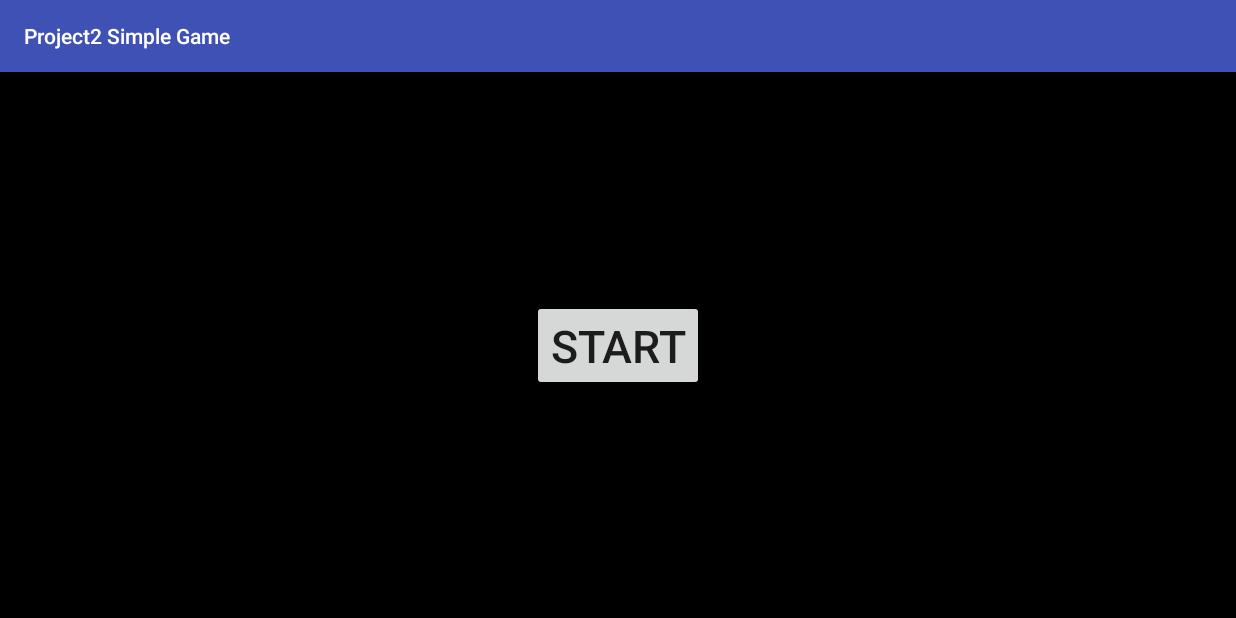
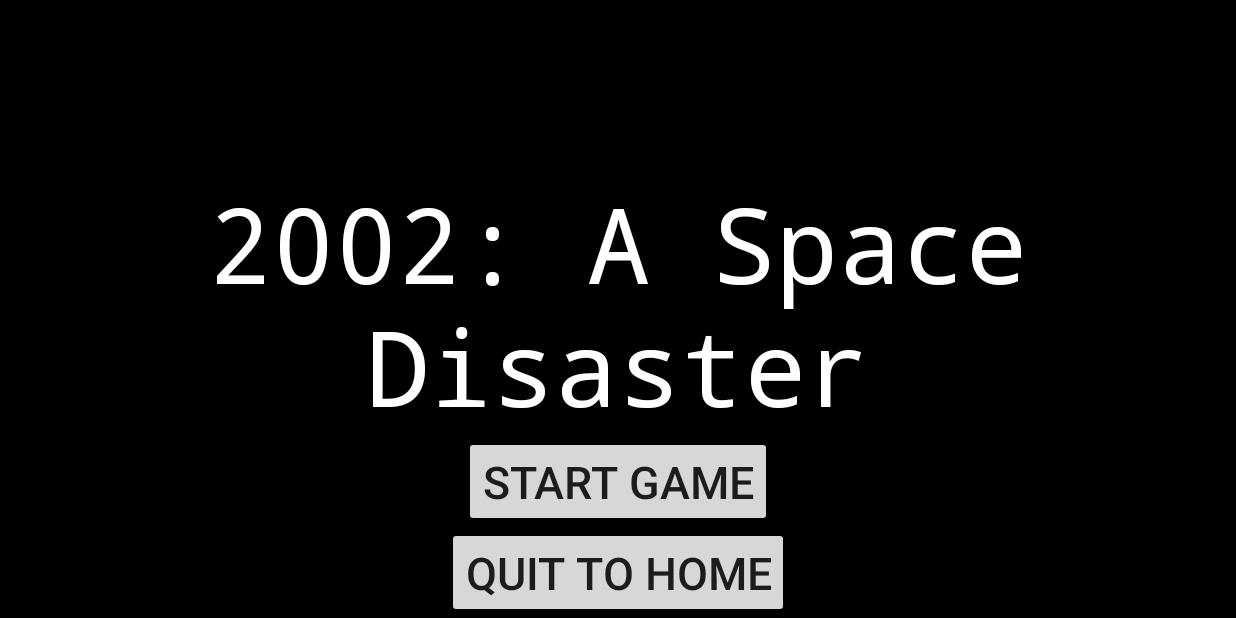
Before and after one commit to Aaron-Signer/SimpleSpaceGame, an Android app: the screen it shows after launch (GameMenu), on a phone screen of 824 x 412 dp (held sideways). Run offline under Robolectric (Android 15) with nearby library versions, the phone set to English and light mode, and no system bars.

Commit message:
Added more to start menu, working on pause button

```diff
--- a/app/src/main/java/com/bignerdranch/android/project2simplegame/GameMenu.java
+++ b/app/src/main/java/com/bignerdranch/android/project2simplegame/GameMenu.java
@@ -5,20 +5,21 @@ import android.content.Intent;
 import android.support.v7.app.AppCompatActivity;
 import android.os.Bundle;
 import android.view.View;
-import android.view.Window;
-import android.view.WindowManager;
 import android.widget.Button;
 
 public class GameMenu extends AppCompatActivity {
 
     private Button startGame;
+    private Button quit;
 
     @Override
     protected void onCreate(Bundle savedInstanceState) {
         super.onCreate(savedInstanceState);
-        this.requestWindowFeature(Window.FEATURE_NO_TITLE);
-        this.getWindow().setFlags(WindowManager.LayoutParams.FLAG_FULLSCREEN, WindowManager.LayoutParams.FLAG_FULLSCREEN);
         setContentView(R.layout.activity_game_menu);
+        View decorView = getWindow().getDecorView();
+        int uiOptions = View.SYSTEM_UI_FLAG_HIDE_NAVIGATION
+                | View.SYSTEM_UI_FLAG_FULLSCREEN;
+        decorView.setSystemUiVisibility(uiOptions);
 
         startGame = findViewById(R.id.start);
         startGame.setOnClickListener(new View.OnClickListener() {
@@ -28,6 +29,15 @@ public class GameMenu extends AppCompatActivity {
                 startActivity(gameIntent);
                 overridePendingTransition(0, 0);
                 finish();
+            }
+        });
+
+        quit = findViewById(R.id.quit);
+        quit.setOnClickListener(new View.OnClickListener() {
+            @Override
+            public void onClick(View view) {
+                finish();
+                System.exit(0);
             }
         });
 
--- a/app/src/main/java/com/bignerdranch/android/project2simplegame/MainActivity.java
+++ b/app/src/main/java/com/bignerdranch/android/project2simplegame/MainActivity.java
@@ -7,8 +7,8 @@ import android.support.v7.app.AppCompatActivity;
 import android.view.MotionEvent;
 import android.view.TextureView;
 import android.view.View;
-import android.view.Window;
-import android.view.WindowManager;
+import android.widget.Button;
+
 
 import io.github.controlwear.virtual.joystick.android.JoystickView;
 
@@ -65,9 +65,11 @@ public class MainActivity extends AppCompatActivity {
     @Override
     protected void onCreate(Bundle savedInstanceState) {
         super.onCreate(savedInstanceState);
-        this.requestWindowFeature(Window.FEATURE_NO_TITLE);
-        this.getWindow().setFlags(WindowManager.LayoutParams.FLAG_FULLSCREEN, WindowManager.LayoutParams.FLAG_FULLSCREEN);
         setContentView(R.layout.activity_main2);
+        View decorView = getWindow().getDecorView();
+        int uiOptions = View.SYSTEM_UI_FLAG_HIDE_NAVIGATION
+                | View.SYSTEM_UI_FLAG_FULLSCREEN;
+        decorView.setSystemUiVisibility(uiOptions);
         BitmapRepo.getInstance().setContext(this);
         textureView = findViewById(R.id.texture_view);
         textureView.setSurfaceTextureListener(textureListener);
--- a/app/src/main/java/com/bignerdranch/android/project2simplegame/SplashScreen.java
+++ b/app/src/main/java/com/bignerdranch/android/project2simplegame/SplashScreen.java
@@ -6,8 +6,7 @@ import android.os.Handler;
 import android.support.v7.app.AppCompatActivity;
 import android.os.Bundle;
 import android.view.View;
-import android.view.Window;
-import android.view.WindowManager;
+
 
 public class SplashScreen extends AppCompatActivity {
 
@@ -16,9 +15,11 @@ public class SplashScreen extends AppCompatActivity {
     @Override
     protected void onCreate(Bundle savedInstanceState) {
         super.onCreate(savedInstanceState);
-        this.requestWindowFeature(Window.FEATURE_NO_TITLE);
-        this.getWindow().setFlags(WindowManager.LayoutParams.FLAG_FULLSCREEN, WindowManager.LayoutParams.FLAG_FULLSCREEN);
         setContentView(R.layout.activity_splash_screen);
+        View decorView = getWindow().getDecorView();
+        int uiOptions = View.SYSTEM_UI_FLAG_HIDE_NAVIGATION
+                | View.SYSTEM_UI_FLAG_FULLSCREEN;
+        decorView.setSystemUiVisibility(uiOptions);
         new Handler().postDelayed(new Runnable() {
             @Override
             public void run() {
--- a/app/src/main/java/com/bignerdranch/android/project2simplegame/World.java
+++ b/app/src/main/java/com/bignerdranch/android/project2simplegame/World.java
@@ -21,8 +21,8 @@ class World {
     public World()
     {
         sprites = new ArrayList<>();
-       player = new PlayerSprite(new Vec2d(0,0));
-       sprites.add(player);
+        player = new PlayerSprite(new Vec2d(0,0));
+        sprites.add(player);
     }
 
     public void tick(double dt) {
--- a/app/src/main/res/layout/activity_game_menu.xml
+++ b/app/src/main/res/layout/activity_game_menu.xml
@@ -1,22 +1,39 @@
 <?xml version="1.0" encoding="utf-8"?>
-<android.support.constraint.ConstraintLayout xmlns:android="http://schemas.android.com/apk/res/android"
-    xmlns:app="http://schemas.android.com/apk/res-auto"
+<RelativeLayout xmlns:android="http://schemas.android.com/apk/res/android"
     xmlns:tools="http://schemas.android.com/tools"
     android:layout_width="match_parent"
     android:layout_height="match_parent"
     tools:context="com.bignerdranch.android.project2simplegame.GameMenu"
-    android:background="@color/BLACK">
+    android:background="@color/BLACK"
+    android:gravity="bottom"
+    android:orientation="vertical">
 
-    <Button
-        android:id="@+id/start"
-        android:layout_width="wrap_content"
+    <LinearLayout
+        android:layout_width="match_parent"
         android:layout_height="wrap_content"
-        android:text="START"
-        android:textSize="30sp"
-        app:layout_constraintTop_toTopOf="parent"
-        app:layout_constraintBottom_toBottomOf="parent"
-        app:layout_constraintStart_toStartOf="parent"
-        app:layout_constraintEnd_toEndOf="parent"
-        />
+        android:orientation="vertical"
+        android:gravity="center">
+        <TextView
+            android:layout_width="wrap_content"
+            android:layout_height="wrap_content"
+            android:text="@string/app_name"
+            android:textSize="70sp"
+            android:textColor="@color/WHITE"
+            android:fontFamily="monospace"
+            android:textAlignment="center"/>
+        <Button
+            android:id="@+id/start"
+            android:layout_width="wrap_content"
+            android:layout_height="wrap_content"
+            android:text="@string/start_button"
+            android:textSize="30sp"/>
+        <Button
+            android:id="@+id/quit"
+            android:layout_width="wrap_content"
+            android:layout_height="wrap_content"
+            android:text="@string/quit_button"
+            android:textSize="30sp"
+            android:layout_centerInParent="true"/>
+    </LinearLayout>
 
-</android.support.constraint.ConstraintLayout>
+</RelativeLayout>
--- a/app/src/main/res/layout/activity_splash_screen.xml
+++ b/app/src/main/res/layout/activity_splash_screen.xml
@@ -3,15 +3,20 @@
     xmlns:tools="http://schemas.android.com/tools"
     android:layout_width="match_parent"
     android:layout_height="match_parent"
+    xmlns:app="http://schemas.android.com/apk/res-auto"
     android:background="@color/BLACK"
     tools:context="com.bignerdranch.android.project2simplegame.SplashScreen">
 
     <TextView
         android:layout_width="wrap_content"
         android:layout_height="wrap_content"
-        android:text="hi welcome to our game"
+        android:text="@string/splash"
         android:textSize="50sp"
         android:textColor="@color/WHITE"
-        android:gravity="center_vertical"/>
+        android:gravity="center_vertical"
+        app:layout_constraintTop_toTopOf="parent"
+        app:layout_constraintBottom_toBottomOf="parent"
+        app:layout_constraintStart_toStartOf="parent"
+        app:layout_constraintEnd_toEndOf="parent"/>
 
 </android.support.constraint.ConstraintLayout>
--- a/app/src/main/res/values/strings.xml
+++ b/app/src/main/res/values/strings.xml
@@ -1,3 +1,6 @@
 <resources>
-    <string name="app_name">Project2 Simple Game</string>
+    <string name="app_name">2002: A Space Disaster</string>
+    <string name="start_button">START GAME</string>
+    <string name="quit_button">QUIT TO HOME</string>
+    <string name="splash">hi welcome to our game</string>
 </resources>
--- a/app/src/main/res/values/styles.xml
+++ b/app/src/main/res/values/styles.xml
@@ -1,7 +1,7 @@
 <resources>
 
     <!-- Base application theme. -->
-    <style name="AppTheme" parent="Theme.AppCompat.Light.DarkActionBar">
+    <style name="AppTheme" parent="Theme.AppCompat.Light.NoActionBar">
         <!-- Customize your theme here. -->
         <item name="colorPrimary">@color/colorPrimary</item>
         <item name="colorPrimaryDark">@color/colorPrimaryDark</item>
```
